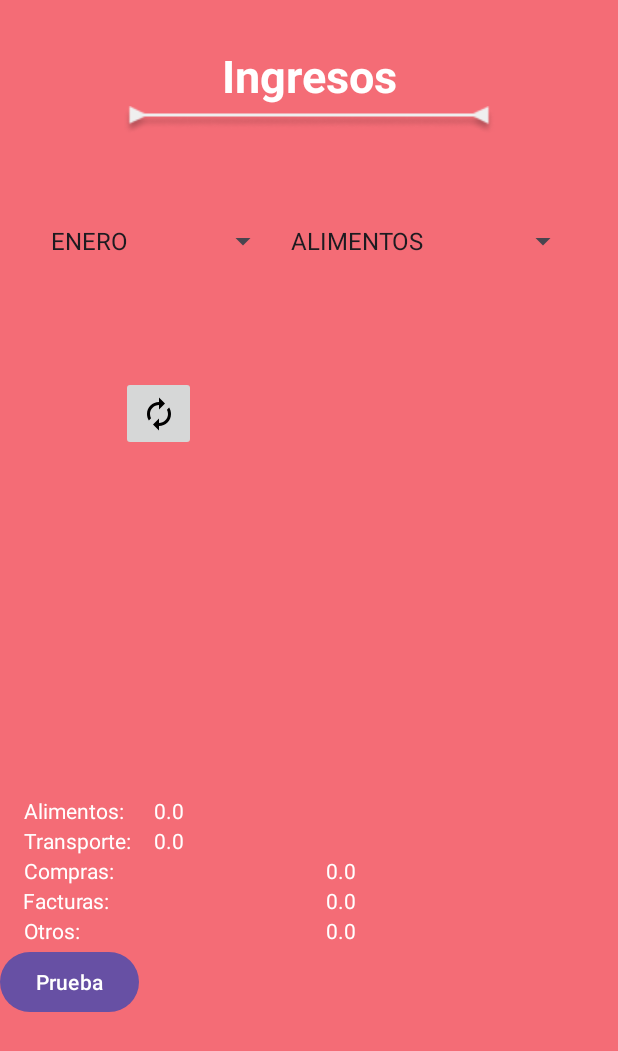
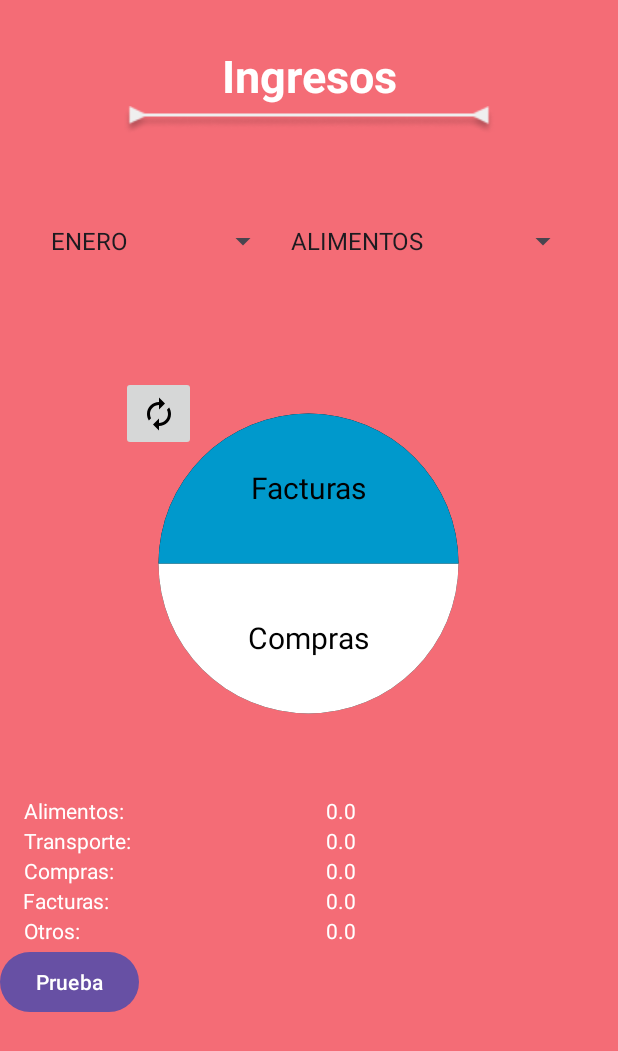
Before and after one commit to aracely-campa/Equipo1_proyectoFinal, an Android app: the GraficasActivity screen opened directly, with no data from a screen before it, after a tap on "Prueba", on a phone screen of 412 x 824 dp. Shown: the top 1051 px of the screen. Run offline under Robolectric (Android 15) with nearby library versions, the phone set to English and light mode, and no system bars.

Commit message:
Mejoras a la grafica
Ahora las categorias que no tienen nada no se ven, ahora puede extraer el monto y la categoria de los objetos Gastos para que se puedan enseñar en la grafica (todo con listas)

```diff
--- a/Fianzas_Personales/app/src/main/AndroidManifest.xml
+++ b/Fianzas_Personales/app/src/main/AndroidManifest.xml
@@ -29,7 +29,7 @@
             android:exported="false" />
         <activity
             android:name=".GraficasActivity"
-            android:exported="false" />
+            android:exported="true" />
         <activity
             android:name=".Activity_Login"
             android:exported="false" />
--- a/Fianzas_Personales/app/src/main/java/campa/aracely/fianzas_personales/GraficasActivity.kt
+++ b/Fianzas_Personales/app/src/main/java/campa/aracely/fianzas_personales/GraficasActivity.kt
@@ -6,7 +6,6 @@ import android.os.Build
 import android.os.Bundle
 import android.util.Log
 import android.view.View
-import android.widget.Adapter
 import android.widget.AdapterView
 import android.widget.ArrayAdapter
 import android.widget.Button
@@ -16,9 +15,6 @@ import android.widget.Toast
 import androidx.activity.enableEdgeToEdge
 import androidx.annotation.RequiresApi
 import androidx.appcompat.app.AppCompatActivity
-import androidx.core.view.ViewCompat
-import androidx.core.view.WindowInsetsCompat
-import campa.aracely.fianzas_personales.utilities.CustomBarDrawable
 import campa.aracely.fianzas_personales.utilities.Gastos
 import campa.aracely.fianzas_personales.utilities.JSONFile
 import org.json.JSONArray
@@ -55,11 +51,11 @@ class GraficasActivity : AppCompatActivity() {
                 this.lista = parseJson(jsonArray)
                 for (i in lista) {
                     when (i.categoria) {
-                        "Alimentos" -> alimentos = i.monto
-                        "Transporte" -> transporte = i.monto
-                        "Compras" -> compras = i.monto
-                        "Facturas" -> facturas = i.monto
-                        "otros" -> otros = i.monto
+                        "Alimentos" -> alimentos += i.monto
+                        "Transporte" -> transporte += i.monto
+                        "Compras" -> compras += i.monto
+                        "Facturas" -> facturas += i.monto
+                        "otros" -> otros += i.monto
                     }
                 }
             } else {
@@ -75,7 +71,7 @@ class GraficasActivity : AppCompatActivity() {
         val lista = ArrayList<Gastos>()
         val formatter = DateTimeFormatter.ofPattern("MM-dd")
         val currentYear = LocalDate.now().year
-        for (i in 0..jsonArray.length()) {
+        for (i in 0 until jsonArray.length()) {
             try {
                 val nombre = jsonArray.getJSONObject(i).getString("nombre")
                 val porcentaje = jsonArray.getJSONObject(i).getDouble("porcentaje").toFloat()
@@ -126,12 +122,32 @@ class GraficasActivity : AppCompatActivity() {
         lista.add(Gastos("", pTransporte, R.color.azul1_1, transporte, "Transporte", fecha))
         lista.add(Gastos("", pCompras, R.color.white, compras, "Compras", fecha))
         lista.add(Gastos("", pFacturas, R.color.azul1_0, facturas, "Facturas", fecha))
-        lista.add(Gastos("", pOtros, R.color.black, otros, "Otros", fecha))
+        lista.add(Gastos("", pOtros, R.color.rojo_fuerte, otros, "Otros", fecha))
 
         val fondo = CustomCircleDrawable(this, lista)
         graph.background = fondo
     }
 
+    @RequiresApi(Build.VERSION_CODES.O)
+    fun extraerDatos() {
+        alimentos = 0.0F
+        transporte = 0.0F
+        compras = 0.0F
+        facturas = 0.0F
+        otros = 0.0F
+
+        for (i in lista) {
+            when (i.categoria) {
+                "Alimentos" -> alimentos += i.monto
+                "Transporte" -> transporte += i.monto
+                "Compras" -> compras += i.monto
+                "Facturas" -> facturas += i.monto
+                "Otros" -> otros += i.monto
+            }
+        }
+
+        actualizarGrafica()
+    }
 
     fun guardar() {
         val jsonArray = JSONArray()
@@ -158,7 +174,6 @@ class GraficasActivity : AppCompatActivity() {
         super.onCreate(savedInstanceState)
         enableEdgeToEdge()
         setContentView(R.layout.activity_graficas)
-
 
         val montoAlimentos: TextView = findViewById(R.id.textoAlimentos)
         val montoTransporte: TextView = findViewById(R.id.textoTransporte)
@@ -204,7 +219,7 @@ class GraficasActivity : AppCompatActivity() {
             }
 
             override fun onNothingSelected(parent: AdapterView<*>?) {
-                TODO("Not yet implemented")
+                // No se necesita implementar nada aquí
             }
         }
 
@@ -218,46 +233,41 @@ class GraficasActivity : AppCompatActivity() {
             }
 
             override fun onNothingSelected(parent: AdapterView<*>?) {
-                TODO("Not yet implemented")
+                // No se necesita implementar nada aquí
             }
         }
 
         fetchingData()
         if (data) {
-            val gastos = ArrayList<Gastos>()
-            val fondo = CustomCircleDrawable(this, gastos)
-            graph.background=fondo
-            montoAlimentos.setText("$alimentos")
-            montoTransporte.setText("$transporte")
-            montoCompras.setText("$compras")
-            montoFacturas.setText("$facturas")
-            montoOtros.setText("$otros")
-
-        }else{
-            actualizarGrafica()
-            montoAlimentos.setText("$alimentos")
-            montoTransporte.setText("$transporte")
-            montoCompras.setText("$compras")
-            montoFacturas.setText("$facturas")
-            montoOtros.setText("$otros")
-        }
-        botonGuardar.setOnClickListener{
-            guardar()
-            actualizarGrafica()
-            montoAlimentos.setText("$alimentos")
-            montoTransporte.setText("$transporte")
-            montoCompras.setText("$compras")
-            montoFacturas.setText("$facturas")
-            montoOtros.setText("$otros")
+            extraerDatos()
+            montoAlimentos.text = "$alimentos"
+            montoTransporte.text = "$transporte"
+            montoCompras.text = "$compras"
+            montoFacturas.text = "$facturas"
+            montoOtros.text = "$otros"
+        } else {
+            extraerDatos()
+            montoAlimentos.text = "$alimentos"
+            montoTransporte.text = "$transporte"
+            montoCompras.text = "$compras"
+            montoFacturas.text = "$facturas"
+            montoOtros.text = "$otros"
         }
 
-        prueba.setOnClickListener{
-           Gastos("",0.0f,R.color.black,compras,"Compras", LocalDate.now())
-            compras++
-            println(compras)
-            Gastos("",0.0f,R.color.black,facturas,"Facturas", LocalDate.now())
-            facturas++
+        botonGuardar.setOnClickListener {
+            guardar()
+            extraerDatos()
+            montoAlimentos.text = "$alimentos"
+            montoTransporte.text = "$transporte"
+            montoCompras.text = "$compras"
+            montoFacturas.text = "$facturas"
+            montoOtros.text = "$otros"
         }
 
+        prueba.setOnClickListener {
+            lista.add(Gastos("", 5.0f, R.color.black, 5.0f, "Compras", LocalDate.now()))
+            lista.add(Gastos("", 5.0f, R.color.black, 5.0f, "Facturas", LocalDate.now()))
+            extraerDatos()
+        }
     }
 }
--- a/Fianzas_Personales/app/src/main/java/campa/aracely/fianzas_personales/utilities/CustomCircleDrawable.kt
+++ b/Fianzas_Personales/app/src/main/java/campa/aracely/fianzas_personales/utilities/CustomCircleDrawable.kt
@@ -1,5 +1,6 @@
 import android.content.Context
 import android.graphics.Canvas
+import android.graphics.Color
 import android.graphics.Paint
 import android.graphics.RectF
 import android.graphics.drawable.Drawable
@@ -23,7 +24,7 @@ class CustomCircleDrawable(context: Context, gastos: ArrayList<Gastos>) : Drawab
     override fun draw(canvas: Canvas) {
         val ancho = canvas.width
         val alto = canvas.height
-        val radius = min(ancho, alto)/2f
+        val radius = min(ancho, alto) / 2.5f  // Ajuste del factor para el radio
         val centerX = ancho / 2.toFloat()
         val centerY = alto / 2.toFloat()
 
@@ -33,10 +34,12 @@ class CustomCircleDrawable(context: Context, gastos: ArrayList<Gastos>) : Drawab
         fondo.color = ContextCompat.getColor(context!!, R.color.black)
         canvas.drawCircle(centerX, centerY, radius, fondo)
 
-        // Dibujar secciones de gastos
+        // Dibujar secciones de emociones
         var anguloInicio = 0.0f
         for (gasto in gastos) {
             val porcentaje = gasto.porcentaje
+            if (porcentaje == 0.0f) continue  // Saltar sección si el valor es 0
+
             val anguloBarrido = 360 * (porcentaje / 100)
 
             val seccion = Paint()
@@ -48,16 +51,18 @@ class CustomCircleDrawable(context: Context, gastos: ArrayList<Gastos>) : Drawab
             )
 
             // Dibujar texto de la categoría en el centro de la sección
+            if (porcentaje > 0) {
                 val textoPaint = Paint()
-            textoPaint.color = ContextCompat.getColor(context!!, R.color.white)
+                textoPaint.color = Color.BLACK  // Usar Color.WHITE directamente
                 textoPaint.textSize = 30f
                 textoPaint.textAlign = Paint.Align.CENTER
                 textoPaint.isAntiAlias = true
 
                 val textAngle = Math.toRadians((anguloInicio + anguloBarrido / 2).toDouble())
                 val textX = (centerX + (radius / 2) * cos(textAngle)).toFloat()
-            val textY = (centerY + (radius / 2) * sin(textAngle)).toFloat() + 10 // Ajuste para centrar verticalmente
+                val textY = (centerY + (radius / 2) * sin(textAngle)).toFloat() + 10  // Ajuste para centrar verticalmente
                 canvas.drawText(gasto.categoria, textX, textY, textoPaint)
+            }
 
             anguloInicio += anguloBarrido
         }
--- a/Fianzas_Personales/app/src/main/res/layout/activity_graficas.xml
+++ b/Fianzas_Personales/app/src/main/res/layout/activity_graficas.xml
@@ -88,6 +88,7 @@
             android:layout_marginLeft="15dp"/>
 
         <TextView
+            android:textAlignment="center"
             android:id="@+id/textoAlimentos"
             android:layout_height="20dp"
             android:layout_width="250dp"
@@ -105,6 +106,7 @@
             android:layout_marginLeft="15dp"/>
 
         <TextView
+            android:textAlignment="center"
             android:id="@+id/textoTransporte"
             android:layout_height="20dp"
             android:layout_width="250dp"
```
Lines whose indentation alone changed are shown as unchanged.
